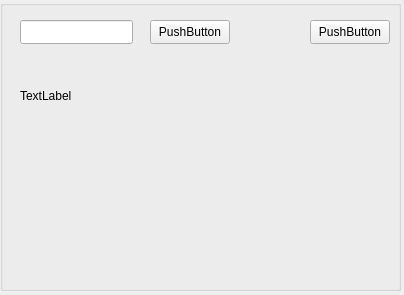
Above: client/Forms/GroupEditor/groupeditor.ui from sofinvalery/LMS before the change. Below: the same form after it.
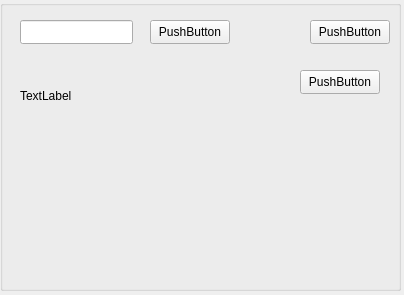
That is the form after the change.

Diff of the .ui file:
```diff
--- a/client/Forms/GroupEditor/groupeditor.ui
+++ b/client/Forms/GroupEditor/groupeditor.ui
@@ -74,6 +74,19 @@
      <string>PushButton</string>
     </property>
    </widget>
+   <widget class="QPushButton" name="addButton">
+    <property name="geometry">
+     <rect>
+      <x>300</x>
+      <y>70</y>
+      <width>80</width>
+      <height>24</height>
+     </rect>
+    </property>
+    <property name="text">
+     <string>PushButton</string>
+    </property>
+   </widget>
   </widget>
  </widget>
  <resources/>
```
Left out of the diff: 2 changed lines with no effect on the pictures.
